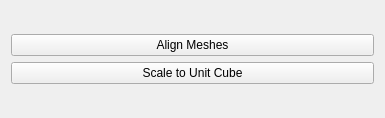
Before: the Qt Designer form Widgets/AlignMeshesToolbox.ui in ShenRen/OpenFlipper, drawn with Qt 5.
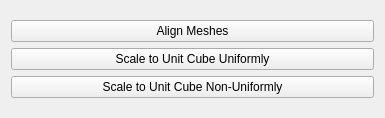
After: the same form once the commit is applied.

Commit message: scale to unit cube uniformly and non-uniformly

Patch:
```diff
--- a/Widgets/AlignMeshesToolbox.ui
+++ b/Widgets/AlignMeshesToolbox.ui
@@ -16,6 +16,13 @@
   <layout class="QVBoxLayout" name="verticalLayout_3">
    <item>
     <layout class="QGridLayout" name="gridLayout">
+     <item row="1" column="0">
+      <widget class="QPushButton" name="scaleToUnitCubeUniformButton">
+       <property name="text">
+        <string>Scale to Unit Cube Uniformly</string>
+       </property>
+      </widget>
+     </item>
      <item row="0" column="0">
       <widget class="QPushButton" name="alignMeshesButton">
        <property name="text">
@@ -23,10 +30,10 @@
        </property>
       </widget>
      </item>
-     <item row="1" column="0">
-      <widget class="QPushButton" name="scaleToUnitCubeButton">
+     <item row="2" column="0">
+      <widget class="QPushButton" name="scaleToUnitCubeNonUniformButton">
        <property name="text">
-        <string>Scale to Unit Cube</string>
+        <string>Scale to Unit Cube Non-Uniformly</string>
        </property>
       </widget>
      </item>
```
The commit also changes 2 other files.
